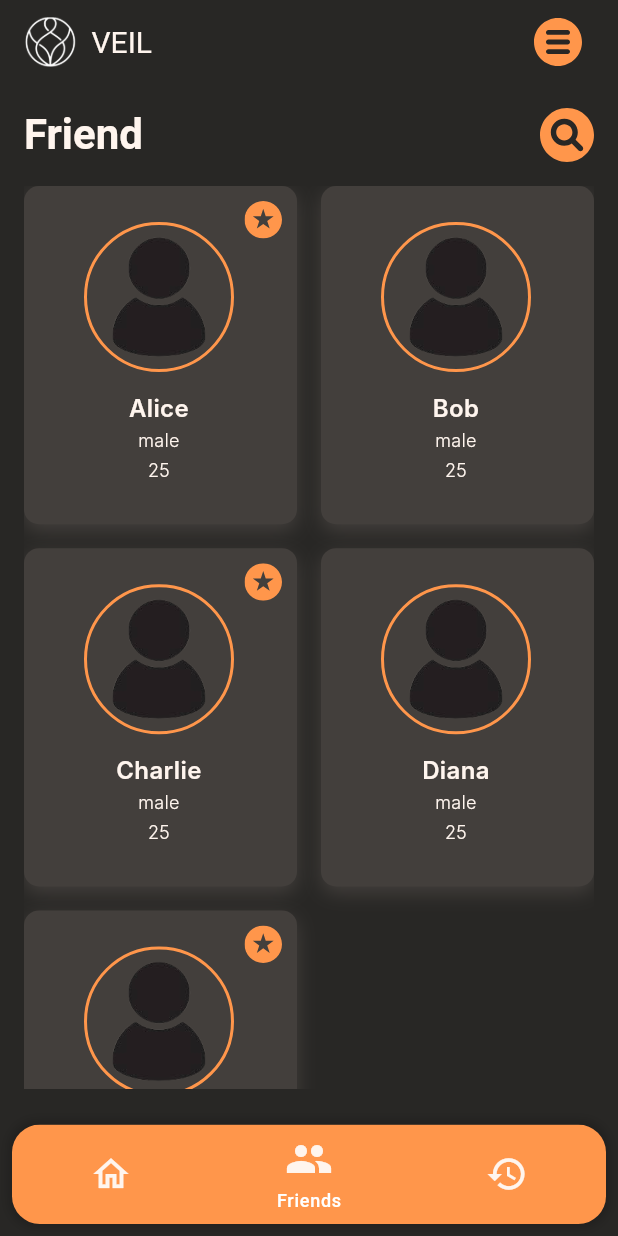
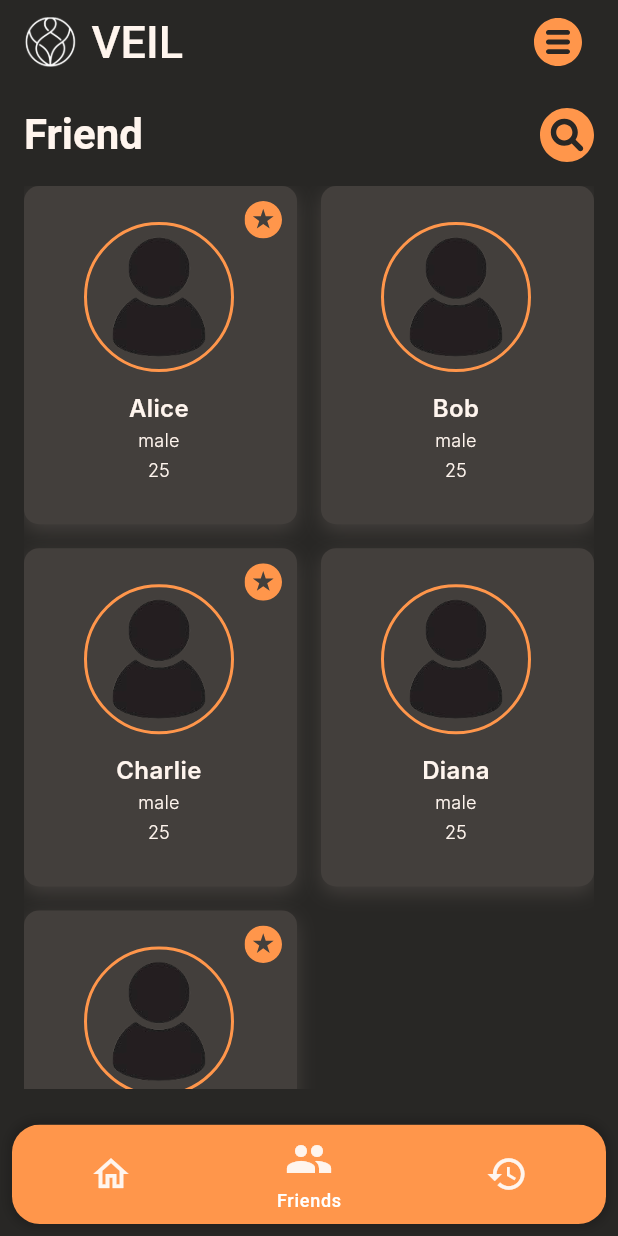
Before and after one commit to Sidd1374/Anonymous_Chat_Application, a Flutter app: the screen it shows after launch, item 2 of the bottom bar chosen, on a phone screen of 412 x 824 dp. Run offline on Flutter 3.47's test engine with Material 3 defaults, Android fonts, the light colour scheme and no system bars; our stand-ins replace cloud_firestore, device_preview, firebase_auth, firebase_core, flutter_screenutil, flutter_svg and 4 more; accounts and stored records are empty; Roboto replaces fonts that are missing (Inter).

Commit message:
minor fixes

```diff
--- a/lib/main.dart
+++ b/lib/main.dart
@@ -4,7 +4,6 @@ import 'package:flutter_screenutil/flutter_screenutil.dart';
 import 'package:firebase_core/firebase_core.dart';
 // import 'package:firebase_app_check/firebase_app_check.dart';
 import 'package:shared_preferences/shared_preferences.dart';
-import 'package:veil_chat_application/views/entry/welcome.dart';
 import 'package:veil_chat_application/views/home/container.dart';
 import 'firebase_options.dart';
 import 'core/app_theme.dart';
--- a/lib/views/home/container.dart
+++ b/lib/views/home/container.dart
@@ -52,7 +52,10 @@ class _HomePageFrameState extends State<HomePageFrame> {
                 const SizedBox(width: 10),
                 Text(
                   "VEIL",
-                style: Theme.of(context).appBarTheme.titleTextStyle,
+                  style: Theme.of(context).appBarTheme.titleTextStyle?.copyWith(
+                        fontSize: 30,
+                        fontWeight: FontWeight.w500,
+                      ),
                 ),
               ],
             ),
--- a/lib/views/home/searching_Loader.dart
+++ b/lib/views/home/searching_Loader.dart
@@ -17,6 +17,7 @@ class LoaderScreen extends StatelessWidget {
     return Scaffold(
       body: Padding(
         padding: const EdgeInsets.symmetric(vertical: 10, horizontal: 60),
+        child: Center(
           child: Column(
             mainAxisAlignment: MainAxisAlignment.center,
             crossAxisAlignment: CrossAxisAlignment.center,
@@ -37,6 +38,7 @@ class LoaderScreen extends StatelessWidget {
             ],
           ),
         ),
+      ),
     );
   }
 }
--- a/lib/views/home/settings.dart
+++ b/lib/views/home/settings.dart
@@ -76,7 +76,7 @@ class _SettingsPageState extends State<SettingsPage> {
             RoundedRectangleBorder(borderRadius: BorderRadius.circular(20.r)),
         color: theme.colorScheme.secondary,
         child: Padding(
-          padding: EdgeInsets.all(16.w),
+          padding: EdgeInsets.all(16),
           child: Row(
             crossAxisAlignment: CrossAxisAlignment.center,
             children: [
```
Lines whose indentation alone changed are shown as unchanged.
